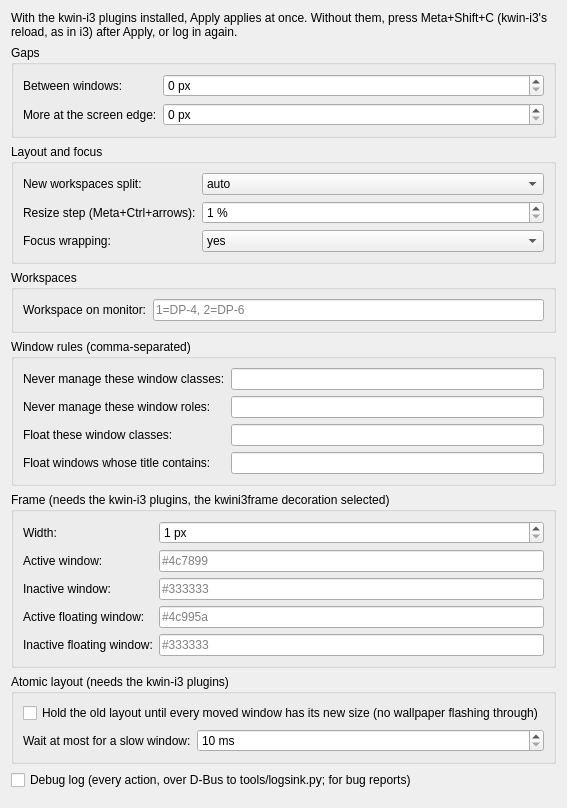
Qt form package/contents/ui/config.ui (grandpaul2/kwin-i3) before a commit.
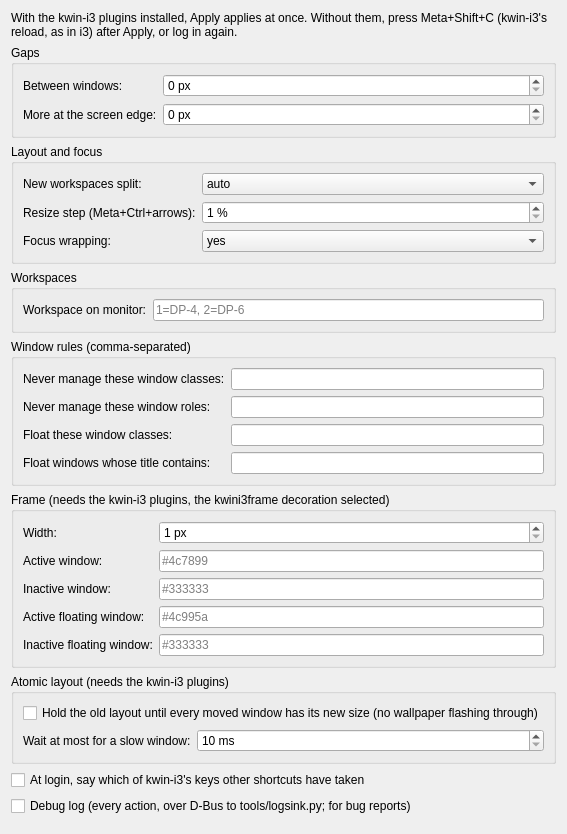
The same form after that commit.

Commit message: Report the keys kwin-i3 didn't get; make take-keys / restore-keys (item 4 (c)); ei-send waits for KWin

Patch:
```diff
--- a/package/contents/ui/config.ui
+++ b/package/contents/ui/config.ui
@@ -358,6 +358,13 @@
      </layout>
     </widget>
    </item>
+   <item>
+    <widget class="QCheckBox" name="kcfg_warnTakenKeys">
+     <property name="text">
+      <string>At login, say which of kwin-i3's keys other shortcuts have taken</string>
+     </property>
+    </widget>
+   </item>
    <item>
     <widget class="QCheckBox" name="kcfg_debugLog">
      <property name="text">
```
The commit also changes 15 other files.
